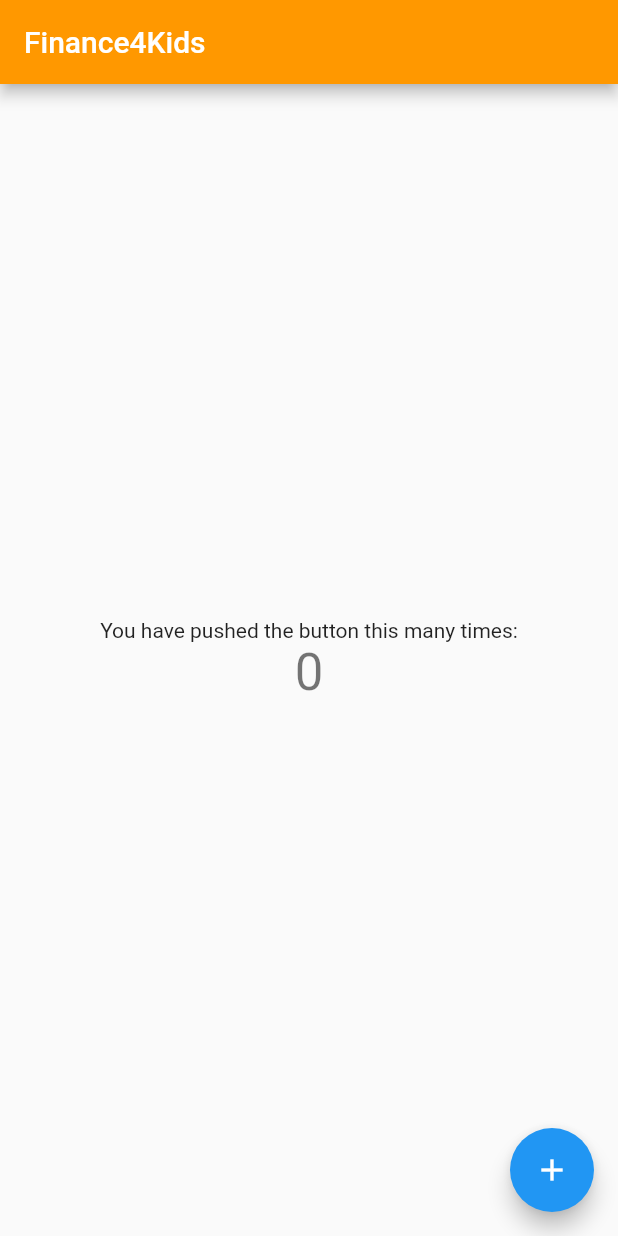
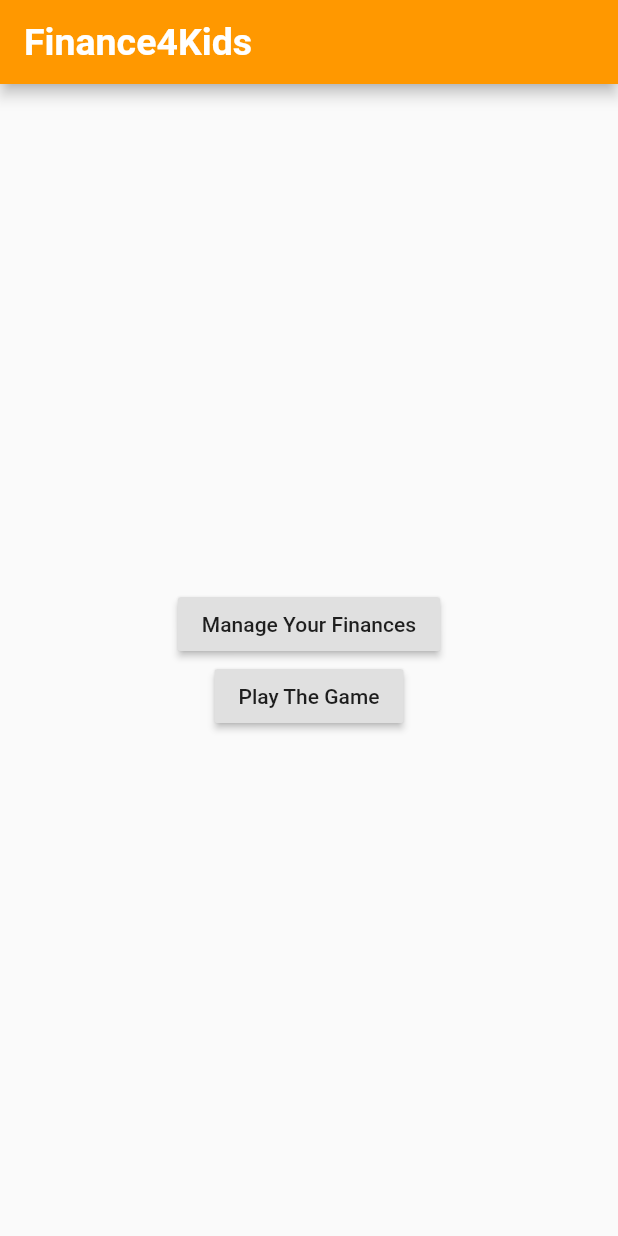
Before and after one commit to praneetnadella/Finance4Kids, a Flutter app: the screen it shows after launch, on a phone screen of 412 x 824 dp. Run offline on Flutter 3.47's test engine with Material 2 defaults, Android fonts, the phone set to English and light mode, and no system bars; our stand-ins replace shared_preferences.

Commit message:
UI + New Finances Page

```diff
--- a/lib/main.dart
+++ b/lib/main.dart
@@ -1,4 +1,6 @@
 import 'package:finance4kids/game.dart';
+import 'package:finance4kids/finances.dart';
+
 import 'package:flutter/material.dart';
 
 void main() => runApp(MyApp());
@@ -10,7 +12,7 @@ class MyApp extends StatelessWidget {
     return MaterialApp(
       title: 'Finance4Kids',
       theme: ThemeData(
-        primarySwatch: Colors.blue,
+        primarySwatch: Colors.orange,
       ),
       home: MyHomePage(title: 'Finance4Kids'),
     );
@@ -20,15 +22,6 @@ class MyApp extends StatelessWidget {
 class MyHomePage extends StatefulWidget {
   MyHomePage({Key key, this.title}) : super(key: key);
 
-  // This widget is the home page of your application. It is stateful, meaning
-  // that it has a State object (defined below) that contains fields that affect
-  // how it looks.
-
-  // This class is the configuration for the state. It holds the values (in this
-  // case the title) provided by the parent (in this case the App widget) and
-  // used by the build method of the State. Fields in a Widget subclass are
-  // always marked "final".
-
   final String title;
 
   @override
@@ -36,44 +29,35 @@ class MyHomePage extends StatefulWidget {
 }
 
 class _MyHomePageState extends State<MyHomePage> {
-  int _counter = 0;
 
   void _incrementCounter() {
-    setState(() {
-      _counter++;
-    });
   }
 
   @override
   Widget build(BuildContext context) {
     return Scaffold(
       appBar: AppBar(
-        title: Text(widget.title),
-        backgroundColor: Colors.orange,
+        title: Text(widget.title, style: TextStyle(color: Colors.white, fontWeight: FontWeight.bold, fontSize: 25),),
       ),
       body: Center(
         child: Column(
           mainAxisAlignment: MainAxisAlignment.center,
           children: <Widget>[
-            Text(
-              'You have pushed the button this many times:',
-            ),
-            Text(
-              '$_counter',
-              style: Theme.of(context).textTheme.display1,
-            ),
+            RaisedButton(child: Text("Manage Your Finances"), onPressed: () {
+              Navigator.push(
+                context,
+                MaterialPageRoute(builder: (context) => Finances()),
+              );
+
+            },),
+            RaisedButton(child: Text("Play The Game"), onPressed: () {
+              Navigator.push(
+                context,
+                MaterialPageRoute(builder: (context) => StockGame()),
+              );
+            },),
           ],
         ),
-      ),
-      floatingActionButton: FloatingActionButton(
-        onPressed: () {
-          Navigator.push(
-            context,
-            MaterialPageRoute(builder: (context) => StockGame()),
-          );
-        },
-        tooltip: 'Increment',
-        child: Icon(Icons.add),
       ), // This trailing comma makes auto-formatting nicer for build methods.
     );
   }
```
Also changed, not shown: lib/finances.dart (added, +34 -0 lines), lib/game.dart (+53 -35 lines), lib/newtask.dart (added, +22 -0 lines).
